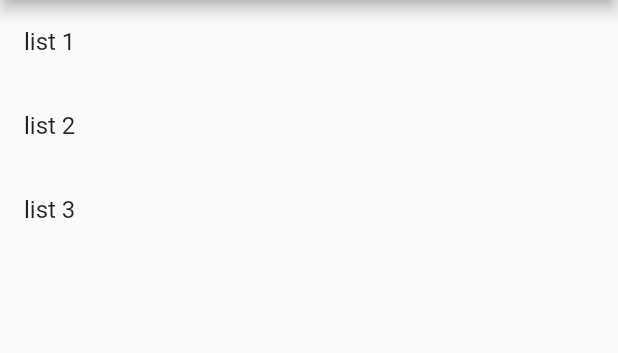
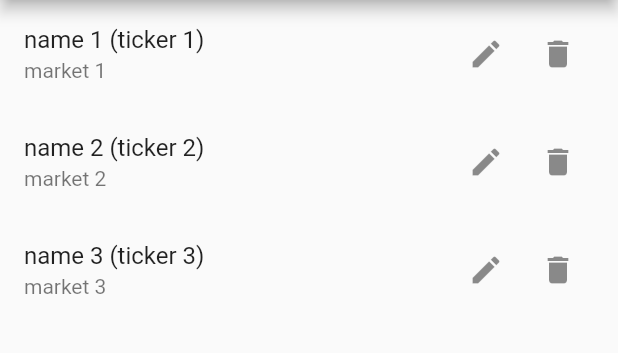
Before and after one commit to arafipro/usstockmemo, a Flutter app: the screen it shows after launch, on a phone screen of 412 x 824 dp, the part 84-437 px from its top. Run offline on Flutter 3.47's test engine with Material 2 defaults, Android fonts, the phone set to English and light mode, and no system bars.

Commit message:
ListTileを編集

```diff
--- a/lib/views/top_page.dart
+++ b/lib/views/top_page.dart
@@ -11,13 +11,37 @@ class TopPage extends StatelessWidget {
         child: ListView(
           children: [
             ListTile(
-              title: Text('list 1'),
+              title: Text('name 1 (ticker 1)'),
+              subtitle: Text('market 1'),
+              trailing: Row(
+                mainAxisSize: MainAxisSize.min,
+                children: [
+                  IconButton(icon: Icon(Icons.edit), onPressed: () {}),
+                  IconButton(icon: Icon(Icons.delete), onPressed: () {}),
+                ],
+              ),
             ),
             ListTile(
-              title: Text('list 2'),
+              title: Text('name 2 (ticker 2)'),
+              subtitle: Text('market 2'),
+              trailing: Row(
+                mainAxisSize: MainAxisSize.min,
+                children: [
+                  IconButton(icon: Icon(Icons.edit), onPressed: () {}),
+                  IconButton(icon: Icon(Icons.delete), onPressed: () {}),
+                ],
+              ),
             ),
             ListTile(
-              title: Text('list 3'),
+              title: Text('name 3 (ticker 3)'),
+              subtitle: Text('market 3'),
+              trailing: Row(
+                mainAxisSize: MainAxisSize.min,
+                children: [
+                  IconButton(icon: Icon(Icons.edit), onPressed: () {}),
+                  IconButton(icon: Icon(Icons.delete), onPressed: () {}),
+                ],
+              ),
             ),
           ]
         ),
```
